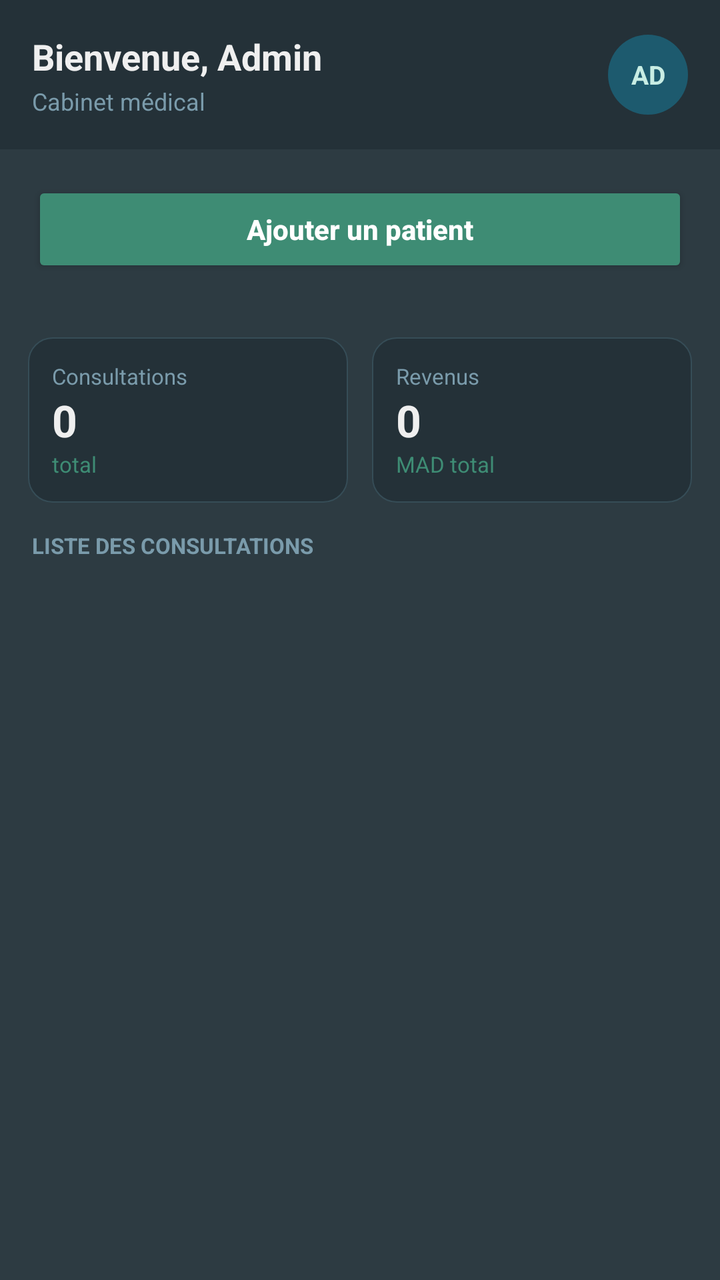
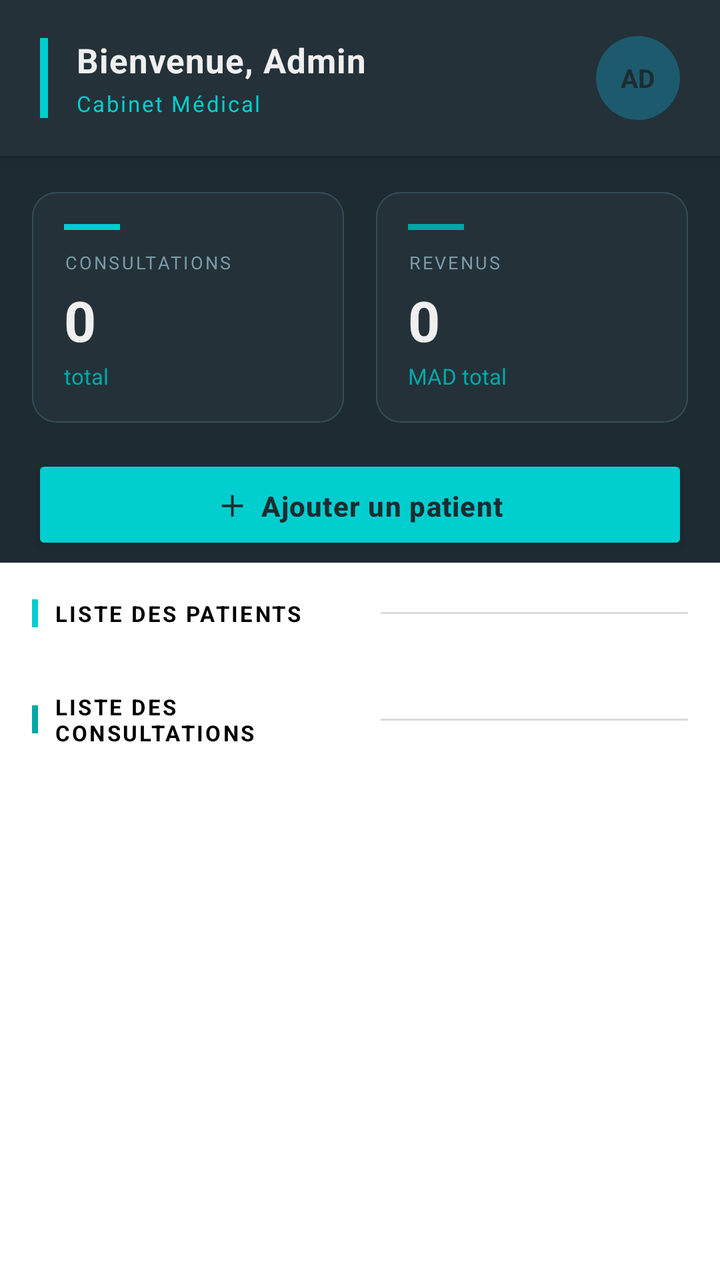

Screens rendered from an Android XML layout before and after an edit, with the pre-edit source and the edit as a unified diff.
<!-- AndroidManifest.xml: application theme Theme.CabinetMedical -->
<!-- res/layout/layout1admin.xml -->
<?xml version="1.0" encoding="utf-8"?>
<LinearLayout
    xmlns:android="http://schemas.android.com/apk/res/android"
    android:layout_width="match_parent"
    android:layout_height="match_parent"
    android:orientation="vertical"
    android:background="#2D3B42">

    
    <LinearLayout
        android:layout_width="match_parent"
        android:layout_height="wrap_content"
        android:background="#243138"
        android:padding="16dp"
        android:orientation="horizontal"
        android:gravity="center_vertical">

        <LinearLayout
            android:layout_width="0dp"
            android:layout_height="wrap_content"
            android:layout_weight="1"
            android:orientation="vertical">

            <TextView
                android:layout_width="wrap_content"
                android:layout_height="wrap_content"
                android:text="Bienvenue, Admin"
                android:textColor="#EFEFEF"
                android:textSize="18sp"
                android:textStyle="bold"/>

            <TextView
                android:layout_width="wrap_content"
                android:layout_height="wrap_content"
                android:text="Cabinet médical"
                android:textColor="#7A9BAB"
                android:textSize="12sp"
                android:layout_marginTop="2dp"/>
        </LinearLayout>

        <TextView
            android:layout_width="40dp"
            android:layout_height="40dp"
            android:text="AD"
            android:textColor="#C8EDE4"
            android:textSize="13sp"
            android:textStyle="bold"
            android:gravity="center"
            android:background="@drawable/circle_teal"/>
    </LinearLayout>

    
    <Button
        android:id="@+id/btnAddPatient"
        android:layout_width="match_parent"
        android:layout_height="wrap_content"
        android:layout_margin="16dp"
        android:text="Ajouter un patient"
        android:textAllCaps="false"
        android:textColor="#FFFFFF"
        android:backgroundTint="#3E8C74"
        android:padding="12dp"
        android:textStyle="bold"/>

    
    <LinearLayout
        android:layout_width="match_parent"
        android:layout_height="wrap_content"
        android:orientation="horizontal"
        android:padding="14dp"
        android:gravity="center_vertical">

        <LinearLayout
            android:layout_width="0dp"
            android:layout_height="wrap_content"
            android:layout_weight="1"
            android:layout_marginEnd="6dp"
            android:background="@drawable/card_dark"
            android:orientation="vertical"
            android:padding="12dp">

            <TextView
                android:id="@+id/tvStatConsultLabel"
                android:layout_width="wrap_content"
                android:layout_height="wrap_content"
                android:text="Consultations"
                android:textColor="#7A9BAB"
                android:textSize="11sp"/>

            <TextView
                android:id="@+id/tvStatConsultCount"
                android:layout_width="wrap_content"
                android:layout_height="wrap_content"
                android:text="0"
                android:textColor="#EFEFEF"
                android:textSize="22sp"
                android:textStyle="bold"/>

            <TextView
                android:layout_width="wrap_content"
                android:layout_height="wrap_content"
                android:text="total"
                android:textColor="#3E8C74"
                android:textSize="11sp"/>
        </LinearLayout>

        <LinearLayout
            android:layout_width="0dp"
            android:layout_height="wrap_content"
            android:layout_weight="1"
            android:layout_marginStart="6dp"
            android:background="@drawable/card_dark"
            android:orientation="vertical"
            android:padding="12dp">

            <TextView
                android:layout_width="wrap_content"
                android:layout_height="wrap_content"
                android:text="Revenus"
                android:textColor="#7A9BAB"
                android:textSize="11sp"/>

            <TextView
                android:id="@+id/tvStatRevenu"
                android:layout_width="wrap_content"
                android:layout_height="wrap_content"
                android:text="0"
                android:textColor="#EFEFEF"
                android:textSize="22sp"
                android:textStyle="bold"/>

            <TextView
                android:layout_width="wrap_content"
                android:layout_height="wrap_content"
                android:text="MAD total"
                android:textColor="#3E8C74"
                android:textSize="11sp"/>
        </LinearLayout>
    </LinearLayout>

    
    <TextView
        android:layout_width="match_parent"
        android:layout_height="wrap_content"
        android:text="LISTE DES CONSULTATIONS"
        android:textColor="#7A9BAB"
        android:textSize="11sp"
        android:textStyle="bold"
        android:paddingStart="16dp"
        android:paddingEnd="16dp"
        android:paddingBottom="8dp"/>

    
    <ScrollView
        android:layout_width="match_parent"
        android:layout_height="0dp"
        android:layout_weight="1"
        android:paddingStart="16dp"
        android:paddingEnd="16dp"
        android:paddingBottom="16dp"
        android:clipToPadding="false">

        <LinearLayout
            android:id="@+id/consultationContainer"
            android:layout_width="match_parent"
            android:layout_height="wrap_content"
            android:orientation="vertical"/>
    </ScrollView>

</LinearLayout>
<!-- resources referenced by this layout -->
<resources>
  <!-- drawable card_dark (drawable) -->
  <?xml version="1.0" encoding="utf-8"?>
  <shape xmlns:android="http://schemas.android.com/apk/res/android">
      <solid android:color="#243138"/>
      <corners android:radius="12dp"/>
      <stroke android:width="0.5dp" android:color="#364D57"/>
  </shape>
  <!-- drawable circle_teal (drawable) -->
  <?xml version="1.0" encoding="utf-8"?>
  <shape xmlns:android="http://schemas.android.com/apk/res/android"
      android:shape="oval">
      <solid android:color="#1D5A6E"/>
  </shape>
  <style name="Theme.CabinetMedical" parent="Base.Theme.CabinetMedical" />
  <style name="Base.Theme.CabinetMedical" parent="Theme.Material3.DayNight.NoActionBar">
          
          
      </style>
</resources>

<!-- the commit's change to res/layout/layout1admin.xml (unified diff, before → after) -->
@@ -4,16 +4,27 @@
     android:layout_width="match_parent"
     android:layout_height="match_parent"
     android:orientation="vertical"
-    android:background="#2D3B42">
+    android:background="#1E2B30">
 
     
     <LinearLayout
         android:layout_width="match_parent"
         android:layout_height="wrap_content"
         android:background="#243138"
-        android:padding="16dp"
+        android:paddingStart="20dp"
+        android:paddingEnd="20dp"
+        android:paddingTop="18dp"
+        android:paddingBottom="18dp"
         android:orientation="horizontal"
-        android:gravity="center_vertical">
+        android:gravity="center_vertical"
+        android:elevation="6dp">
+
+        
+        <View
+            android:layout_width="4dp"
+            android:layout_height="40dp"
+            android:background="#00CECE"
+            android:layout_marginEnd="14dp"/>
 
         <LinearLayout
             android:layout_width="0dp"
@@ -22,70 +33,77 @@
             android:orientation="vertical">
 
             <TextView
+                android:id="@+id/Adminn"
                 android:layout_width="wrap_content"
                 android:layout_height="wrap_content"
                 android:text="Bienvenue, Admin"
                 android:textColor="#EFEFEF"
-                android:textSize="18sp"
+                android:textSize="17sp"
+                android:textStyle="bold"
+                android:letterSpacing="0.02"/>
+
+            <TextView
+                android:layout_width="wrap_content"
+                android:layout_height="wrap_content"
+                android:text="Cabinet Médical"
+                android:textColor="#00CECE"
+                android:textSize="11sp"
+                android:layout_marginTop="3dp"
+                android:letterSpacing="0.08"/>
+        </LinearLayout>
+
+        
+        <LinearLayout
+            android:layout_width="42dp"
+            android:layout_height="42dp"
+            android:background="@drawable/circle_teal"
+            android:gravity="center"
+            android:orientation="vertical">
+
+            <TextView
+                android:layout_width="wrap_content"
+                android:layout_height="wrap_content"
+                android:text="AD"
+                android:textColor="#1E2B30"
+                android:textSize="13sp"
                 android:textStyle="bold"/>
-
-            <TextView
-                android:layout_width="wrap_content"
-                android:layout_height="wrap_content"
-                android:text="Cabinet médical"
-                android:textColor="#7A9BAB"
-                android:textSize="12sp"
-                android:layout_marginTop="2dp"/>
-        </LinearLayout>
-
-        <TextView
-            android:layout_width="40dp"
-            android:layout_height="40dp"
-            android:text="AD"
-            android:textColor="#C8EDE4"
-            android:textSize="13sp"
-            android:textStyle="bold"
-            android:gravity="center"
-            android:background="@drawable/circle_teal"/>
+        </LinearLayout>
     </LinearLayout>
-
-    
-    <Button
-        android:id="@+id/btnAddPatient"
-        android:layout_width="match_parent"
-        android:layout_height="wrap_content"
-        android:layout_margin="16dp"
-        android:text="Ajouter un patient"
-        android:textAllCaps="false"
-        android:textColor="#FFFFFF"
-        android:backgroundTint="#3E8C74"
-        android:padding="12dp"
-        android:textStyle="bold"/>
 
     
     <LinearLayout
         android:layout_width="match_parent"
         android:layout_height="wrap_content"
         android:orientation="horizontal"
-        android:padding="14dp"
-        android:gravity="center_vertical">
-
+        android:paddingStart="16dp"
+        android:paddingEnd="16dp"
+        android:paddingTop="18dp"
+        android:paddingBottom="8dp">
+
+        
         <LinearLayout
             android:layout_width="0dp"
             android:layout_height="wrap_content"
             android:layout_weight="1"
-            android:layout_marginEnd="6dp"
+            android:layout_marginEnd="8dp"
             android:background="@drawable/card_dark"
             android:orientation="vertical"
-            android:padding="12dp">
-
-            <TextView
-                android:id="@+id/tvStatConsultLabel"
-                android:layout_width="wrap_content"
-                android:layout_height="wrap_content"
-                android:text="Consultations"
+            android:padding="16dp">
+
+            
+            <View
+                android:layout_width="28dp"
+                android:layout_height="3dp"
+                android:background="#00CECE"
+                android:layout_marginBottom="10dp"/>
+
+            <TextView
+                android:layout_width="wrap_content"
+                android:layout_height="wrap_content"
+                android:text="CONSULTATIONS"
                 android:textColor="#7A9BAB"
-                android:textSize="11sp"/>
+                android:textSize="9sp"
+                android:letterSpacing="0.12"/>
 
             <TextView
                 android:id="@+id/tvStatConsultCount"
@@ -93,32 +111,42 @@
                 android:layout_height="wrap_content"
                 android:text="0"
                 android:textColor="#EFEFEF"
-                android:textSize="22sp"
-                android:textStyle="bold"/>
+                android:textSize="28sp"
+                android:textStyle="bold"
+                android:layout_marginTop="4dp"/>
 
             <TextView
                 android:layout_width="wrap_content"
                 android:layout_height="wrap_content"
                 android:text="total"
-                android:textColor="#3E8C74"
-                android:textSize="11sp"/>
-        </LinearLayout>
-
+                android:textColor="#00A8A8"
+                android:textSize="11sp"
+                android:layout_marginTop="2dp"/>
+        </LinearLayout>
+
+        
         <LinearLayout
             android:layout_width="0dp"
             android:layout_height="wrap_content"
             android:layout_weight="1"
-            android:layout_marginStart="6dp"
+            android:layout_marginStart="8dp"
             android:background="@drawable/card_dark"
             android:orientation="vertical"
-            android:padding="12dp">
-
-            <TextView
-                android:layout_width="wrap_content"
-                android:layout_height="wrap_content"
-                android:text="Revenus"
+            android:padding="16dp">
+
+            <View
+                android:layout_width="28dp"
+                android:layout_height="3dp"
+                android:background="#00A8A8"
+                android:layout_marginBottom="10dp"/>
+
+            <TextView
+                android:layout_width="wrap_content"
+                android:layout_height="wrap_content"
+                android:text="REVENUS"
                 android:textColor="#7A9BAB"
-                android:textSize="11sp"/>
+                android:textSize="9sp"
+                android:letterSpacing="0.12"/>
 
             <TextView
                 android:id="@+id/tvStatRevenu"
@@ -126,45 +154,144 @@
                 android:layout_height="wrap_content"
                 android:text="0"
                 android:textColor="#EFEFEF"
-                android:textSize="22sp"
-                android:textStyle="bold"/>
+                android:textSize="28sp"
+                android:textStyle="bold"
+                android:layout_marginTop="4dp"/>
 
             <TextView
                 android:layout_width="wrap_content"
                 android:layout_height="wrap_content"
                 android:text="MAD total"
-                android:textColor="#3E8C74"
-                android:textSize="11sp"/>
+                android:textColor="#00A8A8"
+                android:textSize="11sp"
+                android:layout_marginTop="2dp"/>
         </LinearLayout>
     </LinearLayout>
 
     
-    <TextView
+    <LinearLayout
         android:layout_width="match_parent"
         android:layout_height="wrap_content"
-        android:text="LISTE DES CONSULTATIONS"
-        android:textColor="#7A9BAB"
-        android:textSize="11sp"
-        android:textStyle="bold"
         android:paddingStart="16dp"
         android:paddingEnd="16dp"
-        android:paddingBottom="8dp"/>
+        android:paddingTop="8dp"
+        android:paddingBottom="4dp">
+
+        <Button
+            android:id="@+id/btnAddPatient"
+            android:layout_width="match_parent"
+            android:layout_height="50dp"
+            android:text="＋  Ajouter un patient"
+            android:textAllCaps="false"
+            android:textColor="#1E2B30"
+            android:backgroundTint="#00CECE"
+            android:textStyle="bold"
+            android:textSize="14sp"
+            android:letterSpacing="0.03"
+            android:elevation="4dp"/>
+    </LinearLayout>
+
+    
 
     
     <ScrollView
         android:layout_width="match_parent"
-        android:layout_height="0dp"
+        android:layout_height="398dp"
         android:layout_weight="1"
+        android:background="#FFFFFF"
+        android:clipToPadding="false"
+        android:overScrollMode="never"
         android:paddingStart="16dp"
         android:paddingEnd="16dp"
-        android:paddingBottom="16dp"
-        android:clipToPadding="false">
-
-        <LinearLayout
-            android:id="@+id/consultationContainer"
+        android:paddingBottom="20dp">
+
+        <LinearLayout
             android:layout_width="match_parent"
             android:layout_height="wrap_content"
-            android:orientation="vertical"/>
+            android:orientation="vertical">
+
+            
+            <LinearLayout
+                android:layout_width="match_parent"
+                android:layout_height="wrap_content"
+                android:gravity="center_vertical"
+                android:orientation="horizontal"
+                android:paddingTop="18dp"
+                android:paddingBottom="10dp">
+
+                <View
+                    android:layout_width="3dp"
+                    android:layout_height="14dp"
+                    android:layout_marginEnd="8dp"
+                    android:background="#00CECE" />
+
+                <TextView
+                    android:layout_width="0dp"
+                    android:layout_height="wrap_content"
+                    android:layout_weight="1"
+                    android:letterSpacing="0.1"
+                    android:text="LISTE DES PATIENTS"
+                    android:textColor="#000000"
+                    android:textSize="11sp"
+                    android:textStyle="bold" />
+
+                <View
+                    android:layout_width="0dp"
+                    android:layout_height="1dp"
+                    android:layout_marginStart="10dp"
+                    android:layout_weight="1"
+                    android:background="#DADADA" />
+            </LinearLayout>
+
+            <LinearLayout
+                android:id="@+id/patientContainer"
+                android:layout_width="match_parent"
+                android:layout_height="wrap_content"
+                android:orientation="vertical" />
+
+            
+            <LinearLayout
+                android:layout_width="match_parent"
+                android:layout_height="wrap_content"
+                android:gravity="center_vertical"
+                android:orientation="horizontal"
+                android:paddingTop="22dp"
+                android:paddingBottom="10dp">
+
+                <View
+                    android:layout_width="3dp"
+                    android:layout_height="14dp"
+                    android:layout_marginEnd="8dp"
+                    android:background="#00A8A8" />
+
+                <TextView
+                    android:layout_width="0dp"
+                    android:layout_height="wrap_content"
+                    android:layout_weight="1"
+                    android:letterSpacing="0.1"
+                    android:text="LISTE DES CONSULTATIONS"
+                    android:textColor="#000000"
+                    android:textSize="11sp"
+                    android:textStyle="bold" />
+
+                <View
+                    android:layout_width="0dp"
+                    android:layout_height="1dp"
+                    android:layout_marginStart="10dp"
+                    android:layout_weight="1"
+                    android:background="#DADADA" />
+            </LinearLayout>
+
+            <LinearLayout
+                android:id="@+id/consultationContainer"
+                android:layout_width="match_parent"
+                android:layout_height="wrap_content"
+                android:orientation="vertical" />
+
+        </LinearLayout>
     </ScrollView>
 
+
+
+
 </LinearLayout>
